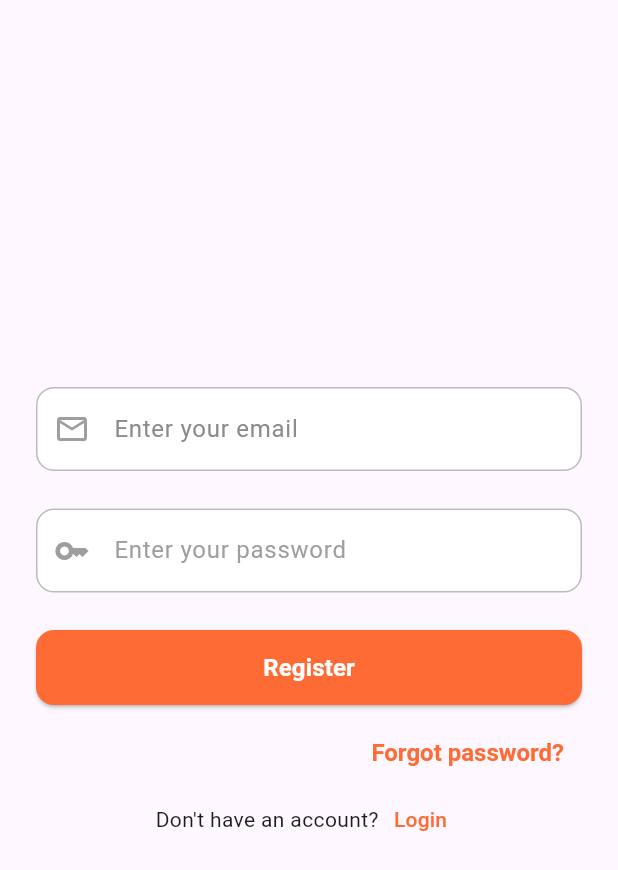
After one commit to QRHAX-0/Hackathon_AI, a Flutter app: the Register screen opened directly, on a phone screen of 412 x 824 dp. The commit adds this screen. Shown: the top 870 px of the screen. Run offline on Flutter 3.47's test engine with Material 3 defaults, Android fonts, the phone set to English and light mode, and no system bars; Roboto replaces fonts that are missing (Arial).

Commit message:
add register screen

```diff
--- a/flutter_app/lib/main.dart
+++ b/flutter_app/lib/main.dart
@@ -1,5 +1,6 @@
 import 'package:flutter/material.dart';
 import 'package:myapp/screens/login_view.dart';
+import 'package:myapp/screens/register.dart';
 import 'screens/home_screen.dart';
 
 void main() {
@@ -17,10 +18,10 @@ class MyApp extends StatelessWidget {
         primaryColor: Colors.orange,
         fontFamily: 'Arial',
         appBarTheme: AppBarTheme(
-          backgroundColor: const Color.fromARGB(255, 255, 150, 13),
+          backgroundColor: const Color(0xFFFF6B35),
         ),
       ),
-      home: LoginView(),
+      home: HomePage(),
     );
   }
 }
--- a/flutter_app/lib/screens/home_screen.dart
+++ b/flutter_app/lib/screens/home_screen.dart
@@ -213,7 +213,7 @@ class _HomePageState extends State<HomePage> {
                           Text(
                             "${product.price.toStringAsFixed(2)} USD",
                             style: TextStyle(
-                              color: Colors.orange,
+                              color: Color(0xFFFF6B35),
                               fontSize: 12,
                             ),
                           ),
@@ -226,7 +226,7 @@ class _HomePageState extends State<HomePage> {
                             height: 30,
                             child: ElevatedButton(
                               style: ElevatedButton.styleFrom(
-                                backgroundColor: Colors.orange,
+                                backgroundColor:Color(0xFFFF6B35),
                                 shape: RoundedRectangleBorder(
                                   borderRadius: BorderRadius.circular(20),
                                 ),
--- /dev/null
+++ b/flutter_app/lib/screens/register.dart
@@ -0,0 +1,163 @@
+import 'package:flutter/material.dart';
+class Register extends StatefulWidget {
+  const Register({super.key});
+
+  @override
+  State<Register> createState() => _RegisterState();
+}
+
+class _RegisterState extends State<Register> {
+  @override
+  Widget build(BuildContext context) {
+    return Scaffold(
+      resizeToAvoidBottomInset: true,
+      body: SafeArea(
+        child: LayoutBuilder(
+          builder: (context, constraints) {
+            final isKeyboardOpen = MediaQuery.of(context).viewInsets.bottom > 0;
+
+            return SingleChildScrollView(
+              physics: isKeyboardOpen
+                  ? const ClampingScrollPhysics()
+                  : const NeverScrollableScrollPhysics(),
+              padding: EdgeInsets.only(
+                bottom: MediaQuery.of(context).viewInsets.bottom,
+              ),
+              child: ConstrainedBox(
+                constraints: BoxConstraints(
+                  minHeight: constraints.maxHeight,
+                ),
+                child: Padding(
+                  padding: const EdgeInsets.symmetric(horizontal: 24),
+                  child: Column(
+                    mainAxisSize: MainAxisSize.min,
+                    mainAxisAlignment: isKeyboardOpen
+                        ? MainAxisAlignment.start
+                        : MainAxisAlignment.center,
+                    children: [
+                      if (!isKeyboardOpen) SizedBox(height: constraints.maxHeight * 0.15),
+
+
+                      // Email Field
+                      TextField(
+                        keyboardType: TextInputType.emailAddress,
+                        decoration: InputDecoration(
+                          filled: true,
+                          fillColor: Colors.white,
+                          prefixIcon: const Icon(Icons.email_outlined, color: Colors.grey),
+                          hintText: 'Enter your email',
+                          hintStyle: const TextStyle(color: Color(0xFF8B8B8B)),
+                          enabledBorder: OutlineInputBorder(
+                            borderSide: const BorderSide(color: Color(0xFFBBBBBB)),
+                            borderRadius: BorderRadius.circular(12)),
+                          focusedBorder: OutlineInputBorder(
+                            borderSide: const BorderSide(color: Color(0xFFFF6B35)),
+                            borderRadius: BorderRadius.circular(12)),
+                          errorBorder: OutlineInputBorder(
+                            borderSide: const BorderSide(color: Colors.red),
+                            borderRadius: BorderRadius.circular(12)),
+                          focusedErrorBorder: OutlineInputBorder(
+                            borderSide: const BorderSide(color: Color(0xFFFF6B35)),
+                            borderRadius: BorderRadius.circular(12)),
+                        ),
+                      ),
+
+                      const SizedBox(height: 25),
+
+                      // Password Field
+                      TextField(
+                        obscureText: true,
+                        decoration: InputDecoration(
+                          filled: true,
+                          fillColor: Colors.white,
+                          prefixIcon: const Icon(Icons.key_outlined, color: Colors.grey),
+                          hintText: 'Enter your password',
+                          hintStyle: const TextStyle(color: Colors.grey),
+                          enabledBorder: OutlineInputBorder(
+                            borderSide: const BorderSide(color: Color(0xFFBBBBBB)),
+                            borderRadius:  BorderRadius.circular(12)),
+                          focusedBorder: OutlineInputBorder(
+                            borderSide: const BorderSide(color: Color(0xFFFF6B35)),
+                            borderRadius: BorderRadius.circular(12)),
+                          errorBorder: OutlineInputBorder(
+                            borderSide: const BorderSide(color: Colors.red),
+                            borderRadius: BorderRadius.circular(12)),
+                          focusedErrorBorder: OutlineInputBorder(
+                            borderSide: const BorderSide(color: Color(0xFFFF6B35)),
+                            borderRadius: BorderRadius.circular(12)),
+                        ),
+                      ),
+
+                      const SizedBox(height: 25),
+
+                      // Login Button
+                      SizedBox(
+                        width: double.infinity,
+                        height: 50,
+                        child: ElevatedButton(
+                          onPressed: () {},
+                          style: ElevatedButton.styleFrom(
+                            backgroundColor: const Color(0xFFFF6B35),
+                            shape: RoundedRectangleBorder(
+                              borderRadius: BorderRadius.circular(12)),
+                          ),
+                          child: const Text(
+                            'Register',
+                            style: TextStyle(
+                              fontSize: 16,
+                              fontWeight: FontWeight.bold,
+                              color: Colors.white),
+                          ),
+                        ),
+                      ),
+
+                      const SizedBox(height: 8),
+
+                      // Forgot Password
+                      Align(
+                        alignment: Alignment.centerRight,
+                        child: TextButton(
+                          onPressed: () {},
+                          style: TextButton.styleFrom(
+                            foregroundColor: const Color(0xFFFF6B35),
+                            textStyle: const TextStyle(
+                              fontSize: 16,
+                              fontWeight: FontWeight.bold),
+                          ),
+                          child: const Text("Forgot password?"),
+                        ),
+                      ),
+
+                      // Sign Up Row
+                      Padding(
+                        padding: EdgeInsets.only(
+                          bottom: isKeyboardOpen ? 20 : constraints.maxHeight * 0.15),
+
+                        child:Align(
+                          alignment:Alignment.bottomCenter ,
+                         child: Row(
+                          mainAxisSize: MainAxisSize.min,
+                          children: [
+                            const Text('Don\'t have an account?'),
+                            TextButton(
+                              onPressed: () {},
+                              style: TextButton.styleFrom(
+                                foregroundColor: const Color(0xFFFF6B35),
+                                overlayColor: Colors.transparent,
+                                padding: EdgeInsets.zero,
+                                visualDensity: VisualDensity.compact
+                              ),
+                              child: const Text('Login'),
+                            ),
+                          ],
+                        ),
+                      ),)
+                  ]),
+                )
+              )
+            );
+  }),
+            )
+            );
+          }
+  }
```
